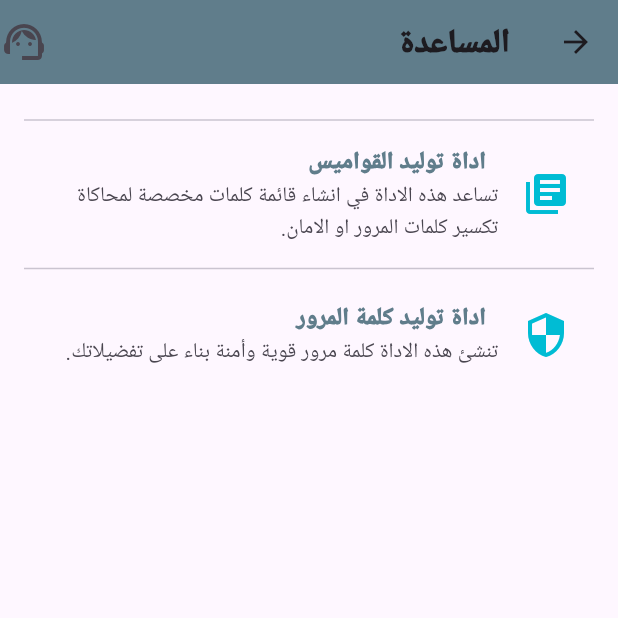
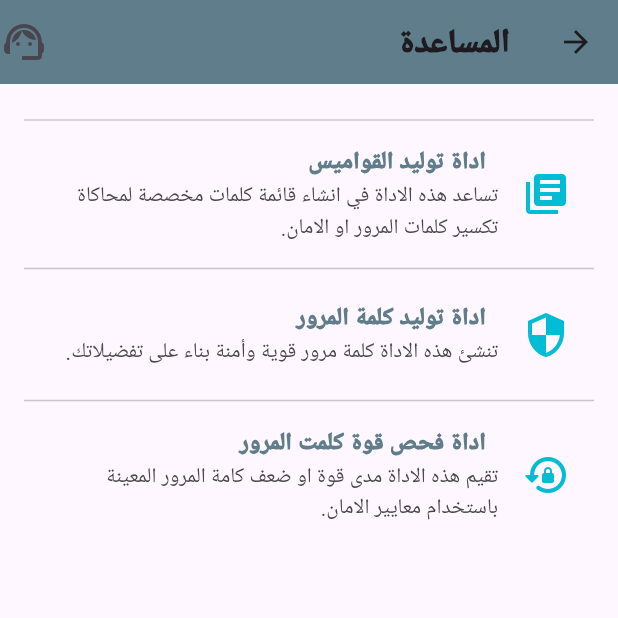
Before and after one commit to MalekAlzaeem/AppMyTools, a Flutter app: the HelpPage screen opened directly, on a phone screen of 412 x 824 dp, the top half of it. Run offline on Flutter 3.47's test engine with Material 3 defaults, Android fonts, the phone set to English and light mode, and no system bars; our stand-ins replace image_picker; missing offline and left inert: exif.

Commit message:
adding third the ListTile

```diff
--- a/mytools/lib/Help.dart
+++ b/mytools/lib/Help.dart
@@ -62,6 +62,24 @@ class HelpPage extends StatelessWidget {
                 "تنشئ هذه الاداة كلمة مرور قوية وأمنة بناء على تفضيلاتك.",
               ),
             ),
+            Divider(),
+            ListTile(
+              leading: Icon(
+                Icons.lock_reset_rounded,
+                size: 32,
+                color: Colors.cyan,
+              ),
+              title: Text(
+                "  اداة فحص قوة كلمت المرور",
+                style: TextStyle(
+                  fontWeight: FontWeight.w900,
+                  color: Colors.blueGrey,
+                ),
+              ),
+              subtitle: Text(
+                "تقيم هذه الاداة مدى قوة او ضعف كامة المرور المعينة باستخدام معايير الامان.",
+              ),
+            ),
         ],
         ),
     ),
```
